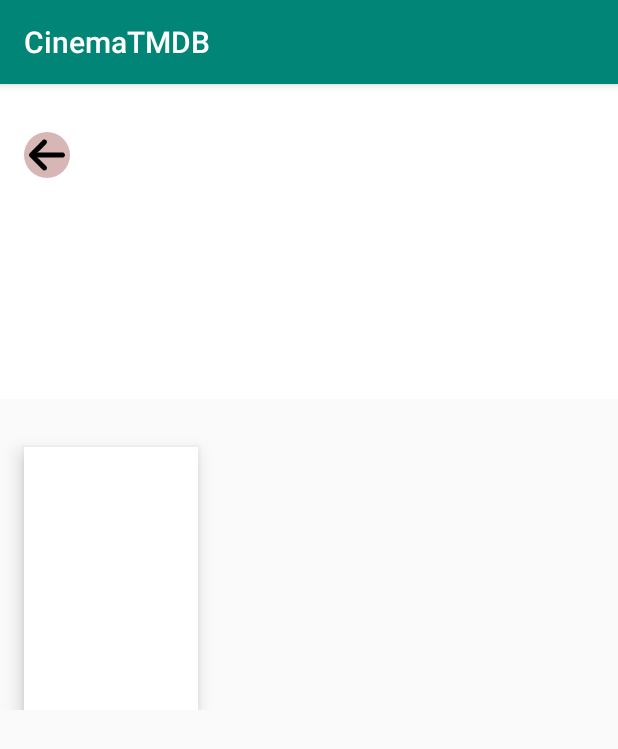
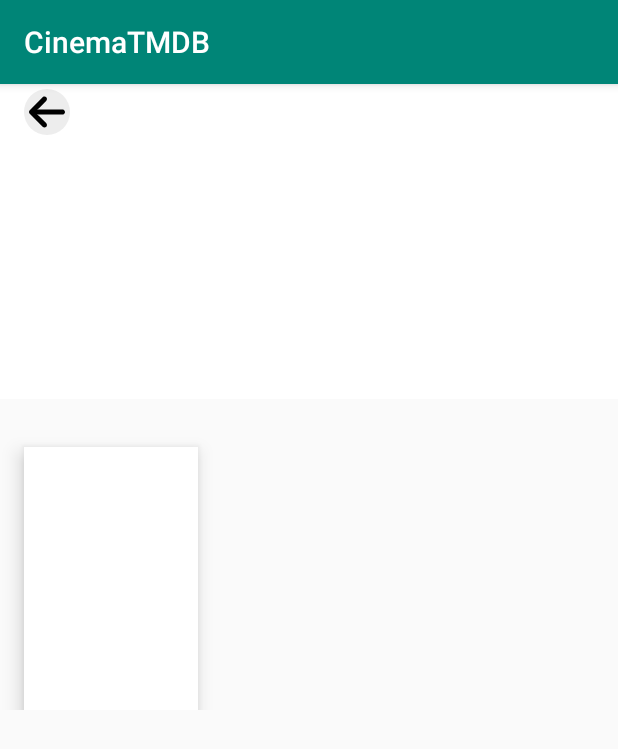
Before and after one commit to AntonioZhezhel/CinemaTMDB, an Android app: the MovieDetailsActivity screen opened directly, with no data from a screen before it, on a phone screen of 412 x 824 dp. Shown: the top 749 px of the screen. Run offline under Robolectric (Android 15) with nearby library versions, the phone set to English and light mode, and no system bars; our stand-ins replace Dagger/Hilt's generated code, RxJava; libraries missing offline, so code that uses them is left out: co.lujun.androidtagview; plain views replace TagContainerLayout; network calls fail; pictures from the network do not load; 4 statements that could not run were skipped.

```diff
--- a/app/src/main/res/drawable/circle.xml
+++ b/app/src/main/res/drawable/circle.xml
@@ -2,6 +2,6 @@
 <shape xmlns:android="http://schemas.android.com/apk/res/android"
        android:shape="oval">
     <solid
-        android:color="#7BAD6969"/>
+        android:color="@color/light_grey"/>
 
 </shape>
--- a/app/src/main/res/layout/activity_movie_detalis.xml
+++ b/app/src/main/res/layout/activity_movie_detalis.xml
@@ -1,5 +1,5 @@
 <?xml version="1.0" encoding="utf-8"?>
-<androidx.constraintlayout.widget.ConstraintLayout
+<androidx.coordinatorlayout.widget.CoordinatorLayout
     android:id="@+id/details_root_view"
     xmlns:android="http://schemas.android.com/apk/res/android"
     xmlns:app="http://schemas.android.com/apk/res-auto"
@@ -13,7 +13,7 @@
         android:layout_width="match_parent"
         android:layout_height="wrap_content"
         android:background="#FFFFFF"
-        tools:ignore="MissingConstraints">
+       >
 
         <com.google.android.material.appbar.CollapsingToolbarLayout
             android:layout_width="match_parent"
@@ -35,7 +35,7 @@
                 android:layout_height="wrap_content"
                 android:layout_marginStart="@dimen/generic_margin"
                 android:layout_marginLeft="@dimen/generic_margin"
-                android:layout_marginTop="32dp"
+                android:layout_marginTop="3dp"
                 android:background="@drawable/circle"
                 android:padding="3dp"
                 android:src="@drawable/ic_arrow_back_white_24dp"
@@ -49,8 +49,7 @@
         android:layout_width="match_parent"
         android:layout_height="wrap_content"
         app:layout_behavior="@string/appbar_scrolling_view_behavior"
-        app:layout_constraintTop_toBottomOf="@+id/details_appbar"
-        tools:ignore="MissingConstraints">
+        >
 
         <RelativeLayout
             android:layout_width="match_parent"
@@ -129,7 +128,7 @@
                     android:layout_width="40dp"
                     android:layout_height="40dp"
                     android:src="@drawable/ic_star_rate_white_18dp"
-                    android:tint="#BEB49C" />
+                    android:tint="#E91E63" />
 
                 <TextView
                     android:id="@+id/details_score"
@@ -173,9 +172,11 @@
                 android:layout_width="match_parent"
                 android:layout_height="wrap_content"
                 android:layout_below="@id/details_poster"
+                android:layout_alignParentBottom="true"
                 android:layout_marginStart="@dimen/generic_margin"
                 android:layout_marginTop="@dimen/sections_margin"
                 android:layout_marginEnd="@dimen/generic_margin"
+                android:layout_marginBottom="1dp"
                 android:visibility="gone"
                 tools:visibility="visible" />
 
@@ -193,7 +194,6 @@
         android:visibility="gone"
         app:layout_constraintBottom_toBottomOf="parent"
         app:layout_constraintEnd_toEndOf="parent"
-        tools:ignore="MissingConstraints"
         tools:visibility="visible" />
 
-</androidx.constraintlayout.widget.ConstraintLayout>
+</androidx.coordinatorlayout.widget.CoordinatorLayout>
```
